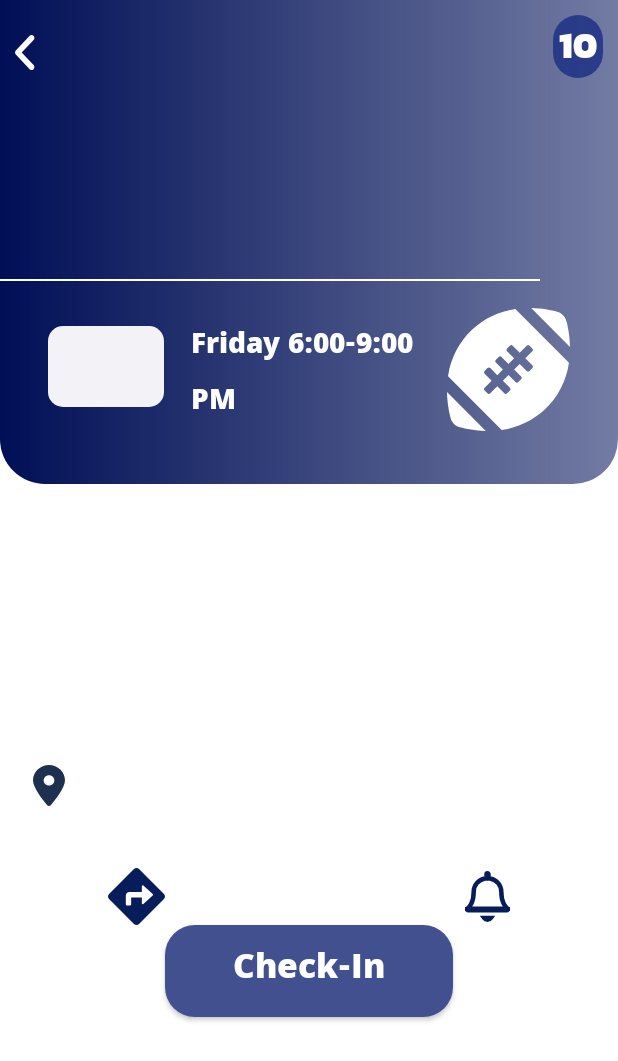
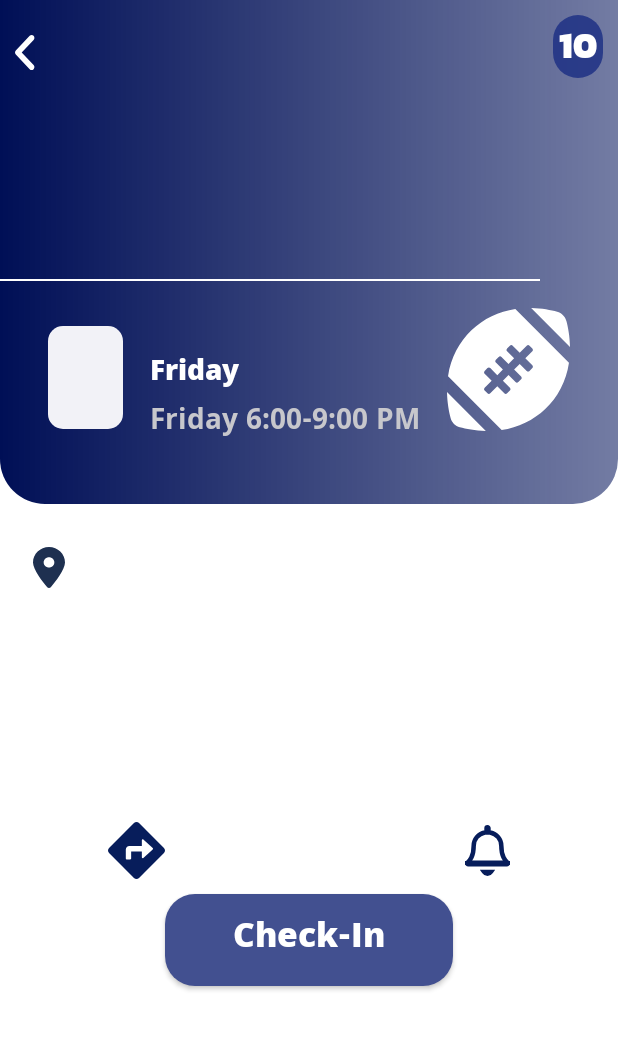
Before and after one commit to Allen-ISD-Computer-Science/REPO_EagleEngagement_2024, an Android app: the EventActivity screen opened directly, with no data from a screen before it, on a phone screen of 412 x 824 dp. Shown: the top 1061 px of the screen. Run offline under Robolectric (Android 15) with nearby library versions, the phone set to English and light mode, and no system bars; 1 statement that could not run was skipped.

Commit message:
added description to event page, fixed formatting

```diff
--- a/android/app/src/main/java/com/ahscs/eagleengagement/EventActivity.kt
+++ b/android/app/src/main/java/com/ahscs/eagleengagement/EventActivity.kt
@@ -55,18 +55,26 @@ class EventActivity : AppCompatActivity() {
                         var address : TextView = findViewById(R.id.txtAddress)
                         address.text = data.locationName + "\n" + data.address
 
-                        val timeFormat1 = SimpleDateFormat("EEE h:mma - ")
+                        val dayFormat = SimpleDateFormat("EEEE")
+                        val day : TextView = findViewById(R.id.txtDay)
+                        day.text = dayFormat.format(data.startDate)
+
+                        val timeFormat1 = SimpleDateFormat("h:mma - ")
                         val timeFormat2 = SimpleDateFormat("h:mma")
                         val timeString = timeFormat1.format(data.startDate) + timeFormat2.format(data.endDate)
                         var time : TextView = findViewById(R.id.txtTime)
                         time.text = timeString
 
-                        val dateFormat = SimpleDateFormat("d MMM")
+                        val dateFormat = SimpleDateFormat("d")
                         var date : TextView = findViewById(R.id.txtDate)
                         date.text = dateFormat.format(data.startDate)
 
-//                        var description : TextView = findViewById(R.id.txtDescription)
-//                        description.text = data.name
+                        val monthFormat = SimpleDateFormat("MMM")
+                        val month : TextView = findViewById(R.id.txtMonth)
+                        month.text = monthFormat.format(data.startDate)
+
+                        var description : TextView = findViewById(R.id.txtDescription)
+                        description.text = data.description
                     } catch (e : Exception) {
                         println("Error getting events")
                     }
--- a/android/app/src/main/java/com/ahscs/eagleengagement/datamodels/DataModel.kt
+++ b/android/app/src/main/java/com/ahscs/eagleengagement/datamodels/DataModel.kt
@@ -24,6 +24,7 @@ sealed class DataModel {
     data class EventContentResponse(
         var id: Int,
         var name: String,
+        var description: String,
         var eventType: String,
         var locationName: String,
         var address: String,
--- a/android/app/src/main/res/layout/activity_event_page.xml
+++ b/android/app/src/main/res/layout/activity_event_page.xml
@@ -97,30 +97,56 @@
                     android:layout_marginBottom="@dimen/_12pxv"
                     android:layout_marginTop="@dimen/_12pxv"
                     android:layout_weight="0.23"
-                    android:layout_width="0dp"
+                    android:layout_width="wrap_content"
                     android:orientation="vertical" style="@style/groupStylegray_100cornerRadius">
                     <TextView android:gravity="center_horizontal"
                         android:id="@+id/txtDate"
                         android:layout_height="match_parent"
-                        android:layout_marginBottom="@dimen/_7pxv"
+                        android:layout_marginBottom="-7dp"
                         android:layout_marginEnd="@dimen/_12pxh"
                         android:layout_marginStart="@dimen/_12pxh"
-                        android:layout_marginTop="@dimen/_8pxv"
+                        android:layout_marginTop="5dp"
                         android:layout_width="match_parent"
-                        android:lineSpacingExtra="@dimen/_1pxh"
                         android:text=""
-                        style="@style/txtKhulaextrabold24" tools:text="\n"/>
+                        style="@style/txtKhulaextrabold24" tools:text="5"/>
+                    <TextView android:gravity="center_horizontal"
+                        android:id="@+id/txtMonth"
+                        android:layout_height="match_parent"
+                        android:layout_marginBottom="0dp"
+                        android:layout_marginEnd="@dimen/_12pxh"
+                        android:layout_marginStart="@dimen/_12pxh"
+                        android:layout_marginTop="0dp"
+                        android:layout_width="match_parent"
+                        android:text=""
+                        style="@style/txtKhula20gray" tools:text="Dec"/>
                 </LinearLayout>
-                <TextView android:id="@+id/txtTime"
+                <LinearLayout android:gravity="start"
+                    android:id="@+id/linearRowTime"
                     android:layout_height="wrap_content"
-                    android:layout_marginBottom="@dimen/_18pxv"
-                    android:layout_marginStart="@dimen/_18pxh"
-                    android:layout_marginTop="@dimen/_10pxv"
-                    android:layout_weight="0.45"
-                    android:layout_width="0dp"
-                    android:lineSpacingExtra="@dimen/_5pxh"
-                    android:text="@string/msg_friday_6_00_9_0"
-                    style="@style/txtKhulaextrabold20" tools:text="@string/msg_friday_6_00_9_0"/>
+                    android:layout_marginBottom="0dp"
+                    android:layout_marginEnd="0dp"
+                    android:layout_marginStart="0dp"
+                    android:layout_marginTop="@dimen/_18pxv"
+                    android:layout_width="wrap_content" android:orientation="vertical">
+                    <TextView android:id="@+id/txtDay"
+                        android:layout_height="wrap_content"
+                        android:layout_marginBottom="0dp"
+                        android:layout_marginStart="@dimen/_18pxh"
+                        android:layout_marginTop="@dimen/_10pxv"
+                        android:layout_weight="0.45"
+                        android:layout_width="wrap_content"
+                        android:text="Friday"
+                        style="@style/txtKhulaextrabold20" tools:text="Friday"/>
+                    <TextView android:id="@+id/txtTime"
+                        android:layout_height="wrap_content"
+                        android:layout_marginBottom="@dimen/_18pxv"
+                        android:layout_marginStart="@dimen/_18pxh"
+                        android:layout_marginTop="0dp"
+                        android:layout_weight="0.45"
+                        android:layout_width="wrap_content"
+                        android:text="@string/msg_friday_6_00_9_0"
+                        style="@style/txtKhulaextrabold20gray" tools:text="6:00PM - 9:00PM"/>
+                </LinearLayout>
                 <ImageView android:id="@+id/imageClose"
                     android:layout_height="@dimen/_82pxh"
                     android:layout_marginStart="@dimen/_18pxh"
@@ -130,7 +156,7 @@
                     tools:ignore="ContentDescription" tools:src="@drawable/img_close"/>
             </LinearLayout>
         </LinearLayout>
-        <LinearLayout android:gravity="center"
+        <LinearLayout android:gravity="top|center"
             android:id="@+id/linearEventInfo"
             android:layout_height="fill_parent"
             android:layout_width="match_parent" android:orientation="vertical">
@@ -139,7 +165,7 @@
                 android:layout_height="wrap_content"
                 android:layout_marginEnd="@dimen/_22pxh"
                 android:layout_marginStart="@dimen/_22pxh"
-                android:layout_marginTop="@dimen/_28pxv"
+                android:layout_marginTop="15dp"
                 android:layout_width="match_parent" android:orientation="horizontal">
                 <ImageView android:id="@+id/imageLinkedin"
                     android:layout_height="@dimen/_27pxh"
@@ -159,7 +185,9 @@
             <TextView android:gravity="start"
                 android:id="@+id/txtDescription"
                 android:layout_height="wrap_content"
+                android:minHeight="100dp"
                 android:layout_marginEnd="@dimen/_22pxh"
+                android:layout_marginBottom="40dp"
                 android:layout_marginStart="@dimen/_22pxh"
                 android:layout_marginTop="0dp"
                 android:layout_width="match_parent"
@@ -204,7 +232,7 @@
                 android:layout_height="@dimen/_61pxv"
                 android:layout_gravity="center_horizontal"
                 android:layout_marginStart="0dp"
-                android:layout_marginTop="0dp"
+                android:layout_marginTop="10dp"
                 android:layout_marginEnd="0dp"
                 android:layout_marginBottom="0dp"
                 android:ellipsize="end"
--- a/android/app/src/main/res/values/styles.xml
+++ b/android/app/src/main/res/values/styles.xml
@@ -12,6 +12,18 @@
         <item name="android:textColor">@color/white_A700</item>
         <item name="android:fontFamily">@font/khula</item>
         <item name="android:textFontWeight" tools:targetApi="p">800</item>
+    </style>
+    <style name="txtKhulaextrabold20gray">
+        <item name="android:textSize">@dimen/_20pxh</item>
+        <item name="android:textColor">@color/gray_400</item>
+        <item name="android:fontFamily">@font/khula</item>
+        <item name="android:textFontWeight" tools:targetApi="p">600</item>
+    </style>
+    <style name="txtKhula20gray">
+        <item name="android:textSize">@dimen/_20pxh</item>
+        <item name="android:textColor">@color/gray_700</item>
+        <item name="android:fontFamily">@font/khula</item>
+        <item name="android:textFontWeight" tools:targetApi="p">400</item>
     </style>
     <style name="txtSolidRounded">
         <item name="android:textSize">@dimen/_24pxh</item>
```
